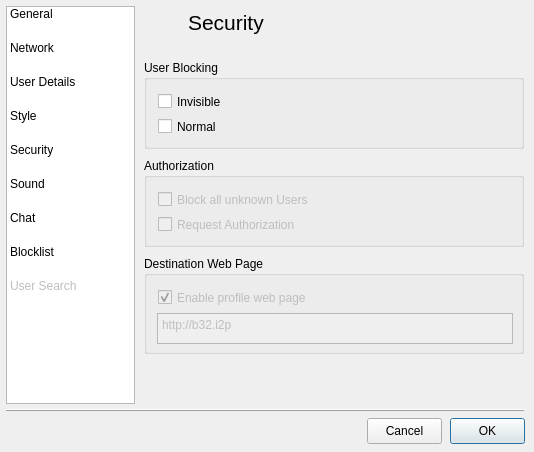
Before: the Qt Designer form src/gui/form_settingsgui.ui in vituperative/i2pchat, drawn with Qt 5.
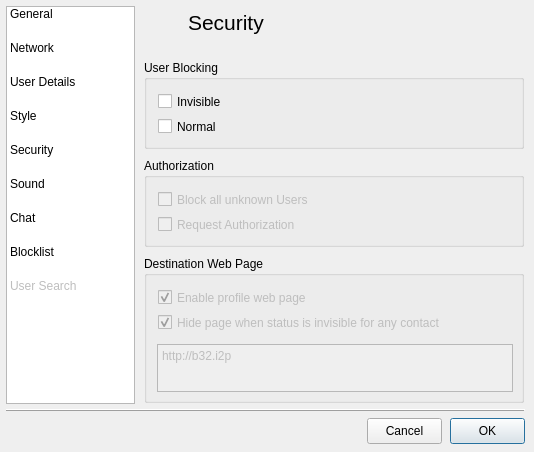
After: the same form once the commit is applied. The open tabs and pages were chosen to show the change. Icons and pictures are not drawn.

Commit message: Add (disabled) option to hide web page when status invisible for any user

The edit to the form file:
```diff
--- a/src/gui/form_settingsgui.ui
+++ b/src/gui/form_settingsgui.ui
@@ -2108,7 +2108,7 @@
         <x>4</x>
         <y>248</y>
         <width>380</width>
-        <height>98</height>
+        <height>147</height>
        </rect>
       </property>
       <property name="minimumSize">
@@ -2152,18 +2152,40 @@
        <property name="geometry">
         <rect>
          <x>13</x>
-         <y>57</y>
+         <y>88</y>
          <width>356</width>
-         <height>31</height>
+         <height>48</height>
         </rect>
        </property>
        <property name="inputMethodHints">
         <set>Qt::ImhNone</set>
        </property>
+       <property name="readOnly">
+        <bool>true</bool>
+       </property>
        <property name="plainText">
         <string>http://b32.i2p</string>
        </property>
       </widget>
+      <widget class="QCheckBox" name="blockallcheckBox_3">
+       <property name="enabled">
+        <bool>false</bool>
+       </property>
+       <property name="geometry">
+        <rect>
+         <x>14</x>
+         <y>56</y>
+         <width>405</width>
+         <height>21</height>
+        </rect>
+       </property>
+       <property name="text">
+        <string>Hide page when status is invisible for any contact</string>
+       </property>
+       <property name="checked">
+        <bool>true</bool>
+       </property>
+      </widget>
      </widget>
     </widget>
     <widget class="QWidget" name="sound_Page">
```
